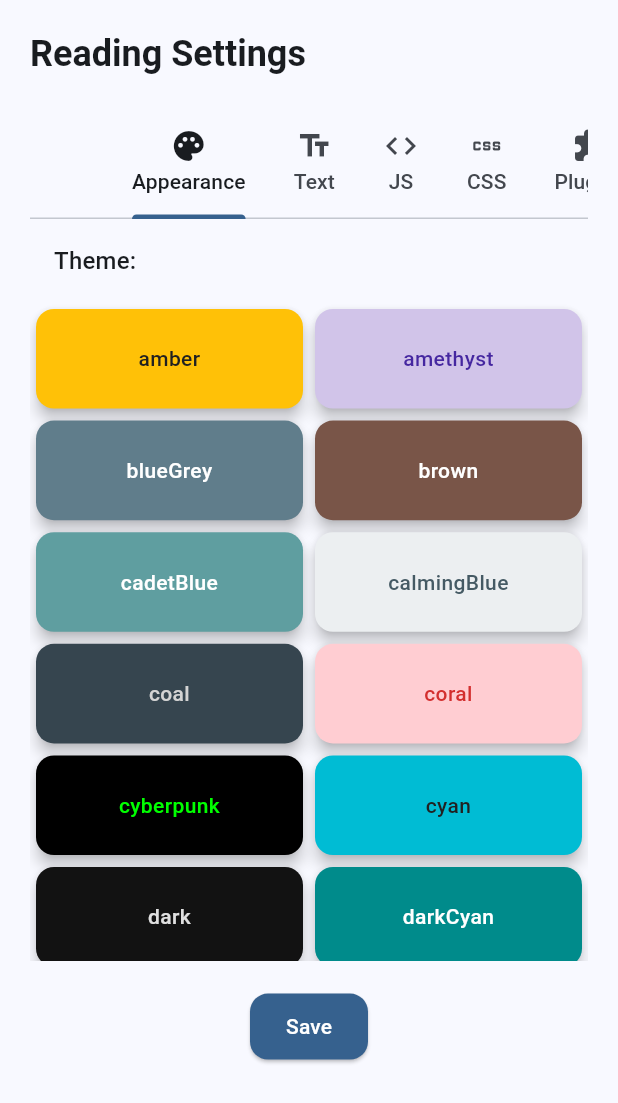
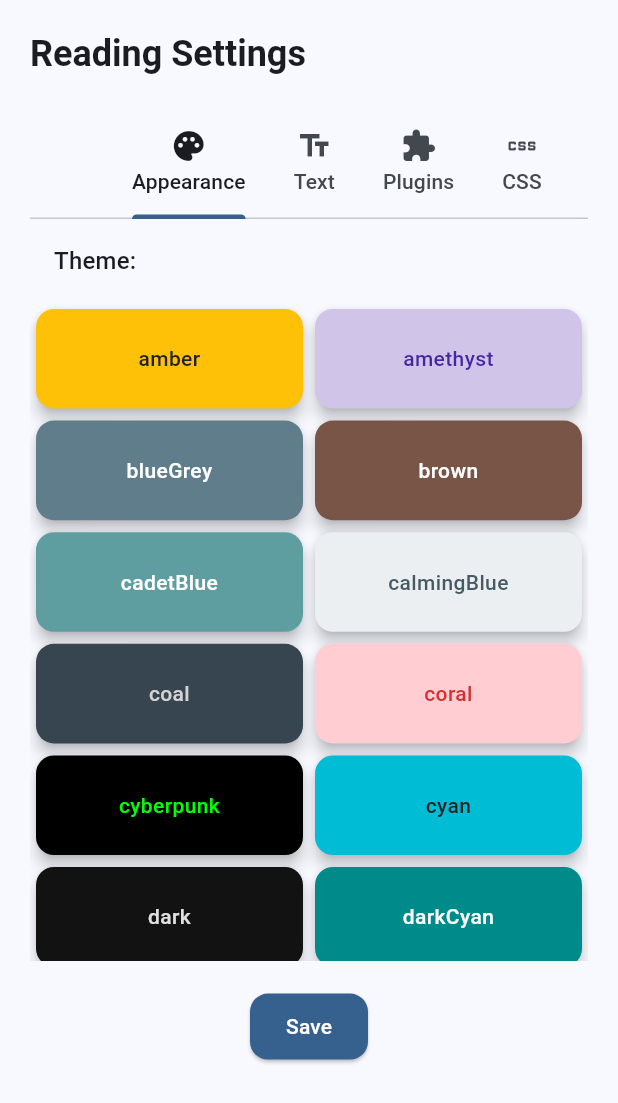
Before and after one commit to Luiz-eduardp/akashic_records, a Flutter app: the ReaderSettingsModal widget shown alone on an empty page, opened directly, on a phone screen of 412 x 824 dp. Shown: the top 1103 px of the screen. Run offline on Flutter 3.47's test engine with Material 3 defaults, Android fonts, the phone set to English and light mode, and no system bars; our stand-ins replace cached_network_image, cookie_jar, flutter_advanced_drawer, flutter_html, flutter_markdown, google_fonts and 5 more; missing offline and left inert: flutter_code_editor, highlight; accounts and stored records are empty; network calls fail.

Commit message:
refactor(reader): remove AdvancedJS tab
- Removed AdvancedJS tab from settings.
- Reduced tab count in ReaderSettingsModal.
- Updated tab controller length.
- Reordered remaining tabs.
- Added reload on close.

```diff
--- a/lib/screens/reader/settings/reader_settings_modal_widget.dart
+++ b/lib/screens/reader/settings/reader_settings_modal_widget.dart
@@ -1,10 +1,11 @@
 import 'package:akashic_records/i18n/i18n.dart';
-import 'package:akashic_records/screens/reader/settings/tabs/advancedjs_tab.dart';
 import 'package:akashic_records/screens/reader/settings/tabs/appearance_tab.dart';
 import 'package:akashic_records/screens/reader/settings/tabs/customcss_tab.dart';
 import 'package:akashic_records/screens/reader/settings/tabs/text_tab.dart';
 import 'package:flutter/material.dart';
 import 'package:akashic_records/screens/reader/settings/tabs/custom_plugin_tab.dart';
+import 'package:provider/provider.dart';
+import 'package:akashic_records/state/app_state.dart';
 
 class ReaderSettingsModal extends StatefulWidget {
   const ReaderSettingsModal({super.key});
@@ -20,7 +21,7 @@ class _ReaderSettingsModalState extends State<ReaderSettingsModal>
   @override
   void initState() {
     super.initState();
-    _tabController = TabController(length: 5, vsync: this);
+    _tabController = TabController(length: 4, vsync: this);
   }
 
   @override
@@ -72,12 +73,11 @@ class _ReaderSettingsModalState extends State<ReaderSettingsModal>
                   text: 'Texto'.translate,
                   icon: const Icon(Icons.text_fields),
                 ),
-                Tab(text: 'JS'.translate, icon: const Icon(Icons.code)),
-                Tab(text: 'CSS'.translate, icon: const Icon(Icons.css)),
                 Tab(
                   text: 'Plugins'.translate,
                   icon: const Icon(Icons.extension),
                 ),
+                Tab(text: 'CSS'.translate, icon: const Icon(Icons.css)),
               ],
             ),
             ConstrainedBox(
@@ -89,9 +89,8 @@ class _ReaderSettingsModalState extends State<ReaderSettingsModal>
                 children: [
                   const AppearanceTab(),
                   TextTab(),
-                  const AdvancedTab(),
+                  const CustomPluginTab(),
                   const CustomCssTab(),
-                  const CustomPluginTab(),
                 ],
               ),
             ),
@@ -100,6 +99,7 @@ class _ReaderSettingsModalState extends State<ReaderSettingsModal>
               alignment: Alignment.center,
               child: ElevatedButton(
                 onPressed: () {
+                  Provider.of<AppState>(context, listen: false).reloadReader();
                   Navigator.pop(context);
                 },
                 style: ElevatedButton.styleFrom(
```
